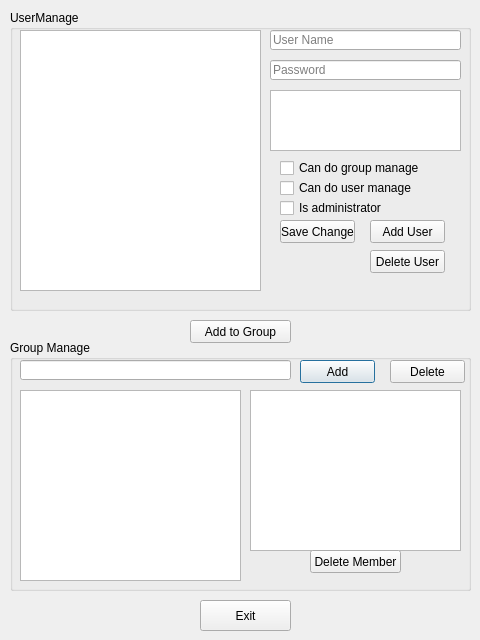
This is Manager/managerwindow.ui in longruiliu/ECR as Qt 5 draws it before an edit. The edited form follows.
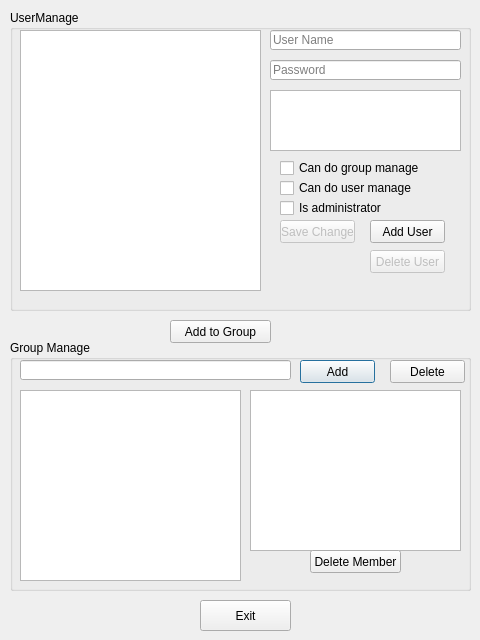
This is the edited form.

```diff
--- a/Manager/managerwindow.ui
+++ b/Manager/managerwindow.ui
@@ -199,6 +199,9 @@
     </property>
    </widget>
    <widget class="QPushButton" name="deleteUser">
+    <property name="enabled">
+     <bool>false</bool>
+    </property>
     <property name="geometry">
      <rect>
       <x>360</x>
@@ -212,6 +215,9 @@
     </property>
    </widget>
    <widget class="QPushButton" name="modifyUser">
+    <property name="enabled">
+     <bool>false</bool>
+    </property>
     <property name="geometry">
      <rect>
       <x>270</x>
@@ -245,7 +251,7 @@
   <widget class="QPushButton" name="addGroupMember">
    <property name="geometry">
     <rect>
-     <x>190</x>
+     <x>170</x>
      <y>320</y>
      <width>101</width>
      <height>23</height>
```
Left out of the diff: 20 changed lines with no effect on the pictures.
